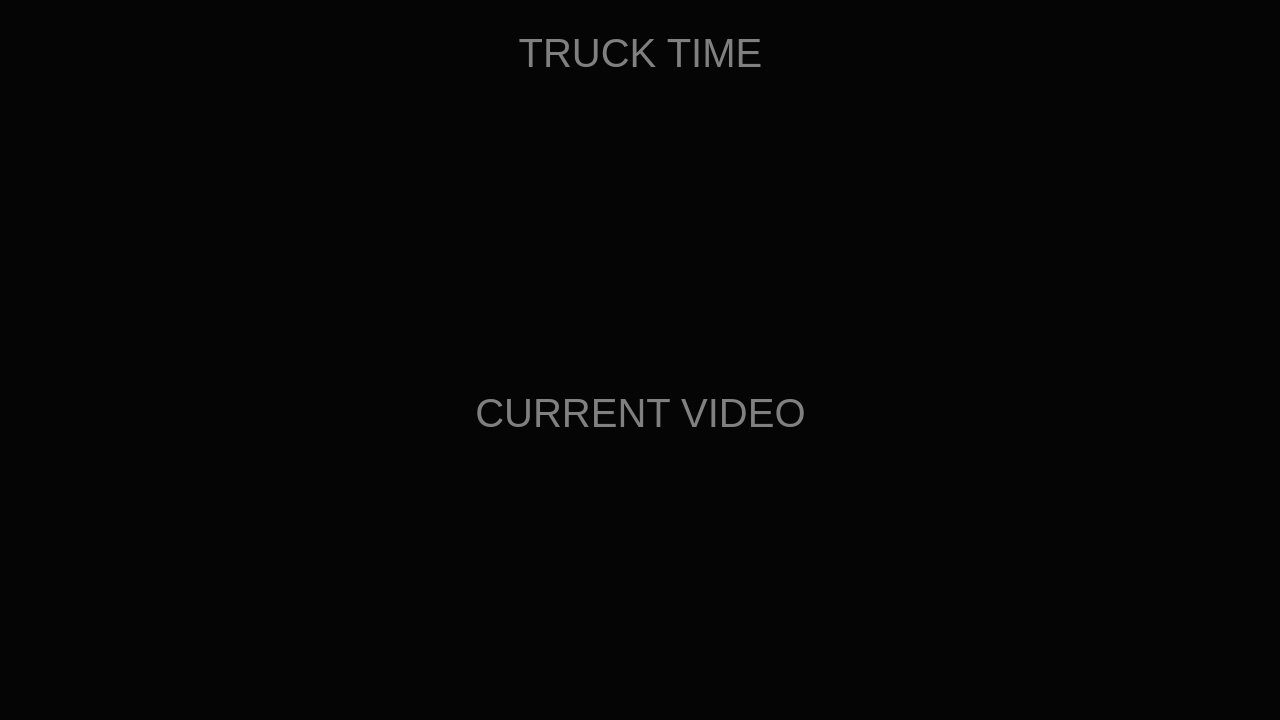
Above: src/mainwindow.ui from petrix/timer before the change. Below: the same form after it.
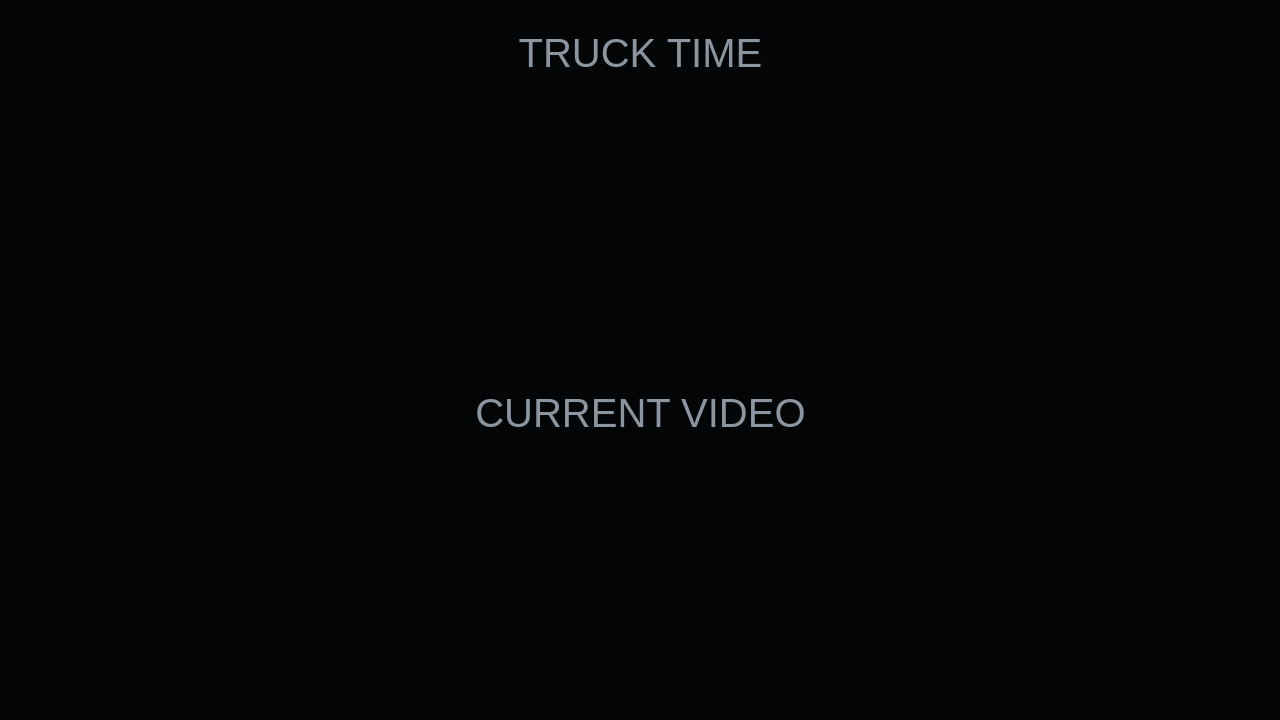
That is the form after the change. Icons and pictures are not drawn.

```diff
--- a/src/mainwindow.ui
+++ b/src/mainwindow.ui
@@ -14,10 +14,11 @@
    <string>Timer</string>
   </property>
   <property name="styleSheet">
-   <string notr="true">background-color: rgb(5, 5, 5);
+   <string notr="true">background-color: rgb(4, 5, 6);
 border-width: 0;
 font: 30pt;
-color: grey;</string>
+color:rgb(140, 150, 160);
+	  </string>
   </property>
   <layout class="QGridLayout" name="_1">
    <property name="leftMargin">
```
Left out of the diff: 2 changed lines with no effect on the pictures.
